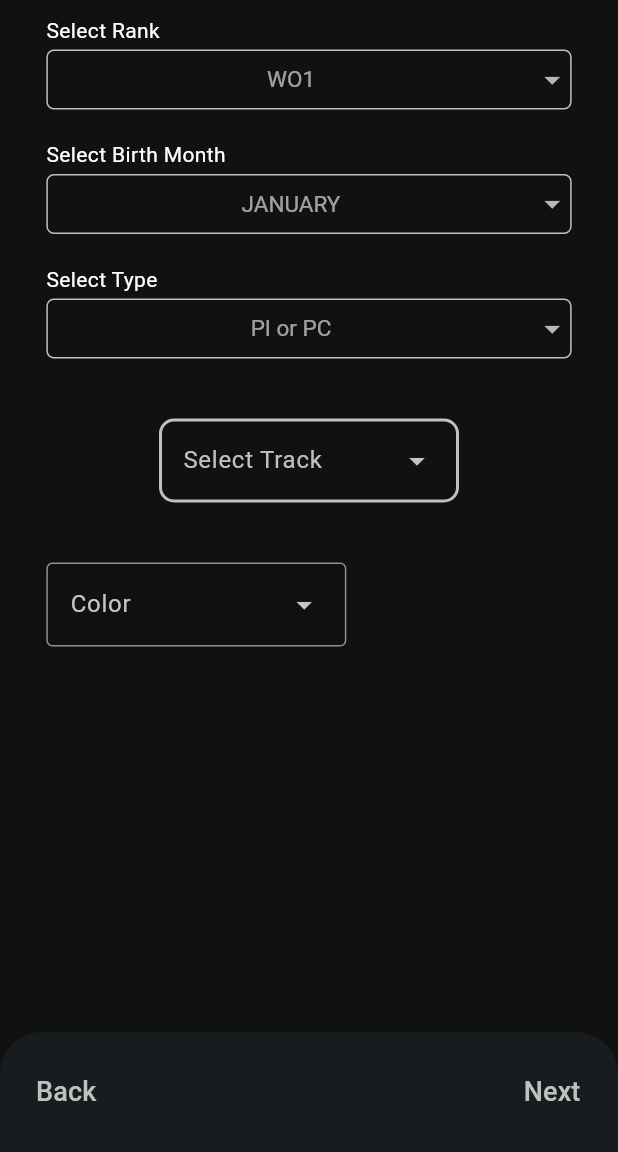
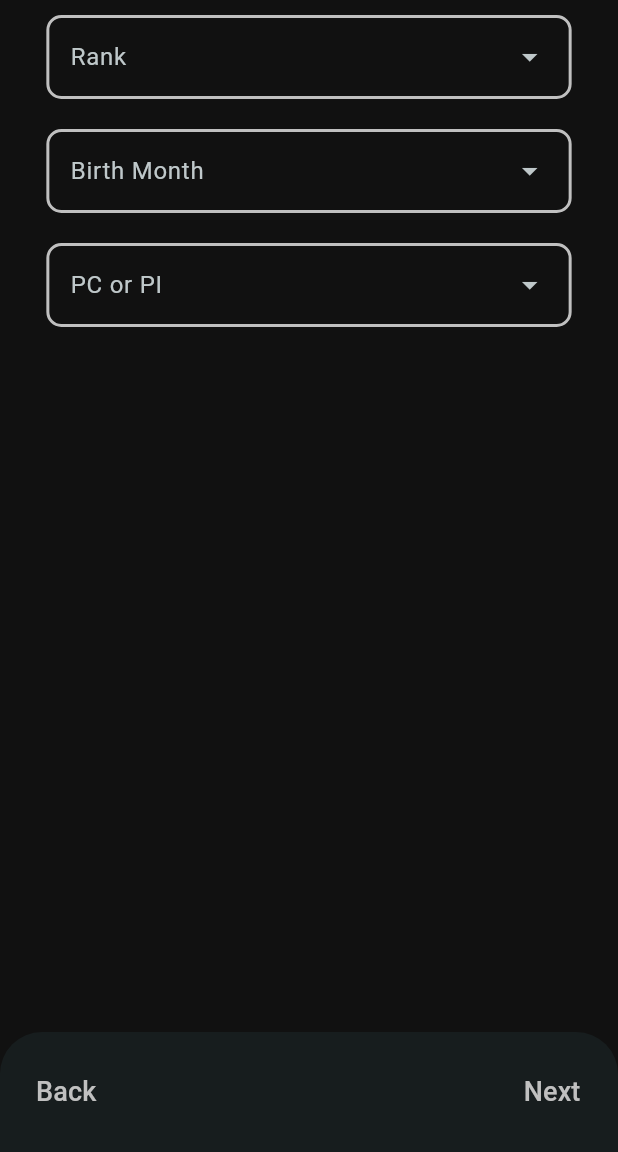
Before and after one commit to kirkwodoster/armyflighthours, a Flutter app: the screen it shows after launch, swiped to page 2, on a phone screen of 412 x 824 dp, the part 84-1236 px from its top. Run offline on Flutter 3.47's test engine with Material 3 defaults, Android fonts, the phone set to English and light mode, and no system bars; our stand-ins replace cloud_firestore, email_validator, firebase_auth, firebase_core, flex_color_scheme, google_sign_in and 1 more; accounts and stored records are empty.

Commit message:
fixed dropdownmenu

```diff
--- a/lib/page/on_board.dart
+++ b/lib/page/on_board.dart
@@ -98,82 +98,82 @@ class _OnboardingPageState extends State<OnBoardingScreen> {
                           crossAxisAlignment: CrossAxisAlignment.start,
                           // mainAxisAlignment: MainAxisAlignment.start,
                           children: [
-                            dropdownMenu(
-                              title: 'Select Rank',
-                              hintText: "WO1",
-                              listData: rank,
-                              onSelectedValueChange: (value) {
-                                selectedValues['rank'] = value;
-                                selectedRank = selectedValues['rank'];
-                              },
-                            ),
-                            dropdownMenu(
-                              title: 'Select Birth Month',
-                              hintText: "JANUARY",
-                              listData: months,
-                              onSelectedValueChange: (value) {
-                                selectedValues['month'] = value;
-                                selectedMonth = selectedValues['month'];
-                              },
-                            ),
-                            dropdownMenu(
-                              title: 'Select Type',
-                              hintText: "PI or PC",
-                              listData: type,
-                              onSelectedValueChange: (value) {
-                                setState(() {
-                                  selectedValues['type'] = value;
-                                  selectedType = selectedValues['type'];
-                                  if (value == 'PC') {
-                                    selectedValues['pcTrack'] = pcTrack[0];
-                                  }
-                                });
-                              },
-                            ),
-                            if (selectedType == 'PC')
-                              dropdownMenu(
-                                title: 'Select Track',
-                                hintText: "Select PC Track",
-                                listData: pcTrack,
-                                onSelectedValueChange: (value) {
-                                  setState(() {
-                                    selectedValues['pcTrack'] = value;
-                                    selectedpcTrack = selectedValues['type'];
-                                  });
-                                },
-                              ),
-                            if (selectedType == 'PC')
-                              dropdownMenu(
-                                  title: 'Select Flight Activity Level',
-                                  hintText: "FAC 1",
-                                  listData: fac,
-                                  onSelectedValueChange: (value) {
-                                    setState(() {
-                                      selectedValues['fac'] = value;
-                                      selectedFac = selectedValues['fac'];
-                                    });
-                                  }),
-                            SizedBox(
-                              height: 10,
-                            ),
-                            CustomDropdown<Track>(
-                              label: 'Select Track',
-                              initialValue: Track.blue,
-                              items: Track.values,
-                              onSelected: (Track track) {
-                                print('Selected track: ${track.label}');
-                              },
+                            DropdownMenuExample(
+                                controllerType: rank,
+                                hintText: 'Rank',
+                                boxlabel: 'Rank',
+                                labels: [
+                                  'WO1',
+                                  'CW2',
+                                  'CW3',
+                                  'CW4',
+                                  'CW5',
+                                  '2LT',
+                                  '1LT',
+                                  'CPT',
+                                  'MAJ',
+                                  'LTC',
+                                  'COL',
+                                  'CIVILIAN',
+                                ]),
+                            DropdownMenuExample(
+                              controllerType: birthDate,
+                              hintText: 'Type',
+                              boxlabel: 'Birth Month',
+                              labels: [
+                                'JANUARY',
+                                'FEBRUARY',
+                                'MARCH',
+                                'APRIL',
+                                'MAY',
+                                'JUNE',
+                                'JULY',
+                                'AUGUST',
+                                'SEPTEMBER',
+                                'OCTOBER',
+                                'NOVEMBER',
+                                'DECEMBER'
+                              ],
                             ),
                             DropdownMenuExample(
-                              colorLabels: ['Red', 'Green', 'Blue'],
-                              colorValues: [
-                                Colors.red,
-                                Colors.green,
-                                Colors.blue
+                              onSelectedValueChange: (label) =>
+                                  setState(() => label),
+                              controllerType: type,
+                              boxlabel: 'PC or PI',
+                              hintText: 'Type',
+                              labels: ['PC', 'PI'],
+                            ),
+                            Visibility(
+                              visible: type.text ==
+                                  "PC", // Use 'change' for visibility check
+                              child: DropdownMenuExample(
+                                boxlabel: 'PC Track',
+                                controllerType: tracks,
+                                hintText: 'Type',
+                                labels: [
+                                  'Untracked',
+                                  'IP',
+                                  'SP',
+                                  'MTP',
+                                  'AMSO',
+                                  'Safety'
                                 ],
-                            )
-
-                            // if (selectedType == 'PI') dropdownButton()
+                              ),
+                            ),
+                            Visibility(
+                              visible: type.text ==
+                                  "PI", // Use 'change' for visibility check
+                              child: DropdownMenuExample(
+                                controllerType: fac,
+                                hintText: 'Type',
+                                boxlabel: 'FAC Level',
+                                labels: [
+                                  'FAC 1 ',
+                                  'FAC 2',
+                                  'FAC 3',
+                                ],
+                              ),
+                            ),
                           ],
                         ),
                       ),
@@ -629,51 +629,51 @@ class _RadioExampleState extends State<RadioExample> {
   }
 }
 
-List<String> months = [
-  'JANUARY',
-  'FEBRUARY',
-  'MARCH',
-  'APRIL',
-  'MAY',
-  'JUNE',
-  'JULY',
-  'AUGUST',
-  'SEPTEMBER',
-  'OCTOBER',
-  'NOVEMBER',
-  'DECEMBER'
-];
-
-List<String> rlLevel = [
-  'RL 1',
-  'RL 2',
-  'RL 3',
-];
-
-List<String> rank = [
-  'WO1',
-  'CW2',
-  'CW3',
-  'CW4',
-  'CW5',
-  '2LT',
-  '1LT',
-  'CPT',
-  'MAJ',
-  'LTC',
-  'COL',
-  'CIVILIAN'
-];
-
-List<String> fac = [
-  'FAC 1 ',
-  'FAC 2',
-  'FAC 3',
-];
-
-List<String> type = ['PI', 'PC'];
-
-List<String> pcTrack = ['Untracked', 'IP', 'SP', 'MTP', 'AMSO', 'Safety'];
+// List<String> months = [
+//   'JANUARY',
+//   'FEBRUARY',
+//   'MARCH',
+//   'APRIL',
+//   'MAY',
+//   'JUNE',
+//   'JULY',
+//   'AUGUST',
+//   'SEPTEMBER',
+//   'OCTOBER',
+//   'NOVEMBER',
+//   'DECEMBER'
+// ];
+//
+// List<String> rlLevel = [
+//   'RL 1',
+//   'RL 2',
+//   'RL 3',
+// ];
+//
+// List<String> rank = [
+//   'WO1',
+//   'CW2',
+//   'CW3',
+//   'CW4',
+//   'CW5',
+//   '2LT',
+//   '1LT',
+//   'CPT',
+//   'MAJ',
+//   'LTC',
+//   'COL',
+//   'CIVILIAN'
+// ];
+//
+// List<String> fac = [
+//   'FAC 1 ',
+//   'FAC 2',
+//   'FAC 3',
+// ];
+//
+// // List<String> type = ['PI', 'PC'];
+//
+// List<String> pcTrack = ['Untracked', 'IP', 'SP', 'MTP', 'AMSO', 'Safety'];
 
 // String? selectedRank = "WO1";
 // String? selectedMonth = "JANUARY";
@@ -689,7 +689,7 @@ String? selectedRL;
 String? selectedType;
 String? selectedpcTrack;
 
-Map<String, String> selectedValues = {};
+// Map<String, String> selectedValues = {};
 
 class dropdownMenu extends StatefulWidget {
   final List<String> listData;
@@ -1081,62 +1081,162 @@ Future totalHours() async {
 //   }
 // }
 
-enum Track {
-  blue('PC', 1),
-  pink('PI', 2);
+// enum Track {
+//   blue('PC', 1),
+//   pink('PI', 2);
+//
+//   const Track(this.label, this.number);
+//   final String label;
+//   final int number;
+// }
+//
+// class CustomDropdown<T> extends StatefulWidget {
+//   final String label;
+//   final T? initialValue;
+//   final List<T> items;
+//   final Function(T) onSelected;
+//   final double width;
+//   final bool enableSearch;
+//   final bool enableFilter;
+//
+//   const CustomDropdown({
+//     required this.label,
+//     this.initialValue,
+//     required this.items,
+//     required this.onSelected,
+//     this.width = double.infinity,
+//     this.enableSearch = false,
+//     this.enableFilter = false,
+//   });
+//
+//   @override
+//   State<CustomDropdown<T>> createState() => _CustomDropdownState<T>();
+// }
+//
+// class _CustomDropdownState<T> extends State<CustomDropdown<T>> {
+//   T? _selectedValue;
+//
+//   @override
+//   void initState() {
+//     super.initState();
+//     _selectedValue = widget.initialValue;
+//   }
+//
+//   @override
+//   Widget build(BuildContext context) {
+//     bool keyboardIsOpened = MediaQuery.of(context).viewInsets.bottom != 0.0;
+//     final myTheme = Theme.of(context).colorScheme;
+//     return Column(
+//       children: [
+//         Padding(
+//           padding: const EdgeInsets.symmetric(vertical: 20),
+//           child: Row(
+//             mainAxisAlignment: MainAxisAlignment.center,
+//             children: [
+//               DropdownMenu<T>(
+//                 width: 200,
+//                 enableSearch: widget.enableSearch,
+//                 enableFilter: widget.enableFilter,
+//                 requestFocusOnTap: true,
+//                 inputDecorationTheme: InputDecorationTheme(
+//                   enabledBorder: OutlineInputBorder(
+//                     borderRadius: BorderRadius.circular(10.0),
+//                     borderSide: BorderSide(
+//                       color: myTheme.primary,
+//                       width: 2,
+//                     ),
+//                   ),
+//                 ),
+//                 label: Text(widget.label,
+//                     style: TextStyle(color: myTheme.primary)),
+//                 onSelected: (T? value) => setState(() {
+//                   _selectedValue = value;
+//                   widget.onSelected(value!);
+//                 }),
+//                 dropdownMenuEntries: widget.items.map((T value) {
+//                   // Cast to access label property
+//                   return DropdownMenuEntry<T>(
+//                     value: value,
+//                     label: value.toString(),
+//                     // Adjust display based on enum type
+//                   );
+//                 }).toList(),
+//               ),
+//             ],
+//           ),
+//         ),
+//       ],
+//     );
+//   }
+// }
 
-  const Track(this.label, this.number);
-  final String label;
-  final int number;
-}
+String? change = '';
 
-class CustomDropdown<T> extends StatefulWidget {
-  final String label;
-  final T? initialValue;
-  final List<T> items;
-  final Function(T) onSelected;
-  final double width;
-  final bool enableSearch;
-  final bool enableFilter;
+final TextEditingController rank = TextEditingController();
+final TextEditingController birthDate = TextEditingController();
+final TextEditingController rlLevel = TextEditingController();
+final TextEditingController type = TextEditingController();
+final TextEditingController tracks = TextEditingController();
+final TextEditingController fac = TextEditingController();
 
-  const CustomDropdown({
-    required this.label,
-    this.initialValue,
-    required this.items,
-    required this.onSelected,
-    this.width = double.infinity,
-    this.enableSearch = false,
-    this.enableFilter = false,
+class DropdownMenuExample extends StatefulWidget {
+  final List<String> labels;
+  final String? hintText;
+  final dynamic controllerType;
+  final Function(String)? onSelectedValueChange;
+  final String boxlabel;
+
+  // final ValueChanged<String?> subject;
+
+  // final List<int> values;
+
+  const DropdownMenuExample({
+    super.key,
+    required this.labels,
+    required this.hintText,
+    required this.controllerType,
+    this.onSelectedValueChange,
+    required this.boxlabel,
+    // required this.subject,
   });
 
   @override
-  State<CustomDropdown<T>> createState() => _CustomDropdownState<T>();
+  State<DropdownMenuExample> createState() => _DropdownMenuExampleState();
 }
 
-class _CustomDropdownState<T> extends State<CustomDropdown<T>> {
-  T? _selectedValue;
+class _DropdownMenuExampleState extends State<DropdownMenuExample> {
+  String? _selectedLabel;
 
   @override
   void initState() {
     super.initState();
-    _selectedValue = widget.initialValue;
+    // Initialize _selectedLabel with the first item in the list if desired:
+    _selectedLabel = widget.labels.first;
   }
 
   @override
   Widget build(BuildContext context) {
+    // print(_selectedLabel);
     final myTheme = Theme.of(context).colorScheme;
-    return Column(
-      children: [
+    double screenWidth = MediaQuery.of(context).size.width;
+    return Container(
+      // width: screenWidth * .8,
+      // height: 100,
+      child: Column(
+        children: <Widget>[
           Padding(
-          padding: const EdgeInsets.symmetric(vertical: 20),
+            padding: const EdgeInsets.symmetric(vertical: 10),
             child: Row(
               mainAxisAlignment: MainAxisAlignment.center,
-            children: [
-              DropdownMenu<T>(
-                width: 200,
-                enableSearch: widget.enableSearch,
-                enableFilter: widget.enableFilter,
-                requestFocusOnTap: true,
+              children: <Widget>[
+                DropdownMenu<String>(
+                  width: screenWidth * .85,
+                  hintText: widget.hintText,
+                  menuHeight: 300,
+                  label: Text(widget.boxlabel),
+                  // initialSelection: 0,
+                  controller: widget.controllerType,
+                  requestFocusOnTap: false,
                   inputDecorationTheme: InputDecorationTheme(
                     enabledBorder: OutlineInputBorder(
                       borderRadius: BorderRadius.circular(10.0),
@@ -1146,72 +1246,57 @@ class _CustomDropdownState<T> extends State<CustomDropdown<T>> {
                       ),
                     ),
                   ),
-                label: Text(widget.label,
-                    style: TextStyle(color: myTheme.primary)),
-                onSelected: (T? value) => setState(() {
-                  _selectedValue = value;
-                  widget.onSelected(value!);
-                }),
-                dropdownMenuEntries: widget.items.map((T value) {
-                  // Cast to access label property
-                  return DropdownMenuEntry<T>(
-                    value: value,
-                    label: value.toString(),
-                    // Adjust display based on enum type
-                  );
-                }).toList(),
-              ),
-            ],
-          ),
-        ),
-      ],
-    );
-  }
-}
+                  // label: const Text(widget.hintText),
+                  onSelected: (String? label) {
+                    setState(() {
+                      _selectedLabel = label;
+                      widget.onSelectedValueChange!(label!);
 
-class DropdownMenuExample extends StatelessWidget {
-  final List<String> colorLabels;
-  final List<Color> colorValues;
-
-  const DropdownMenuExample({
-    super.key,
-    required this.colorLabels,
-    required this.colorValues,
+                      // Perform actions based on the selected label here, e.g.,
+                      // update other UI elements or perform computations:
+                      // print('Selected label: $_selectedLabel');
+                      // ...
                     });
-
-  @override
-  Widget build(BuildContext context) {
-    return Container(
-      width: 200,
-      height: 100,
-      child: Column(
-        children: <Widget>[
-          Padding(
-            padding: const EdgeInsets.symmetric(vertical: 20),
-            child: Row(
-              mainAxisAlignment: MainAxisAlignment.center,
-              children: <Widget>[
-                DropdownMenu<int>(
-                  width: 200,
-                  initialSelection: 0,
-                  controller: TextEditingController(),
-                  requestFocusOnTap: true,
-                  label: const Text('Color'),
-                  onSelected: (int? index) {},
-                  dropdownMenuEntries: colorLabels
+                  },
+                  dropdownMenuEntries: widget.labels
                       .asMap()
                       .entries
                       .map(
-                        (entry) => DropdownMenuEntry<int>(
-                            value: entry.key, label: entry.value.toString()),
+                        (entry) => DropdownMenuEntry<String>(
+                            value: entry.value.toString(),
+                            label: entry.value.toString()),
                       )
                       .toList(),
                 ),
               ],
             ),
-          )
+          ),
+          // SizedBox(
+          //   height: 5,
+          // )
         ],
       ),
     );
   }
 }
+
+class MyButton extends StatelessWidget {
+  final String text;
+
+  const MyButton({
+    Key? key,
+    required this.text,
+  }) : super(key: key);
+
+  @override
+  Widget build(BuildContext context) {
+    return ElevatedButton(
+      onPressed: () {
+        // Use debugPrint for more flexibility, print for simpler cases
+        print(type.text);
+        // print('Button pressed: $text');
+      },
+      child: Text(text),
+    );
+  }
+}
```
Lines whose indentation alone changed are shown as unchanged.
